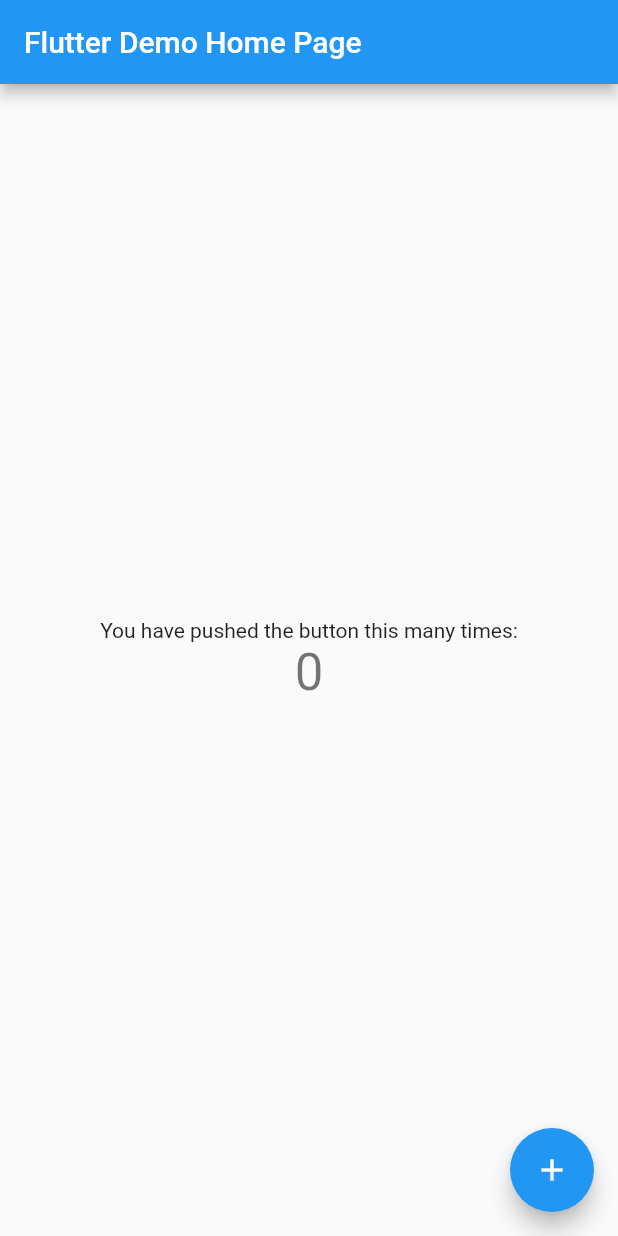
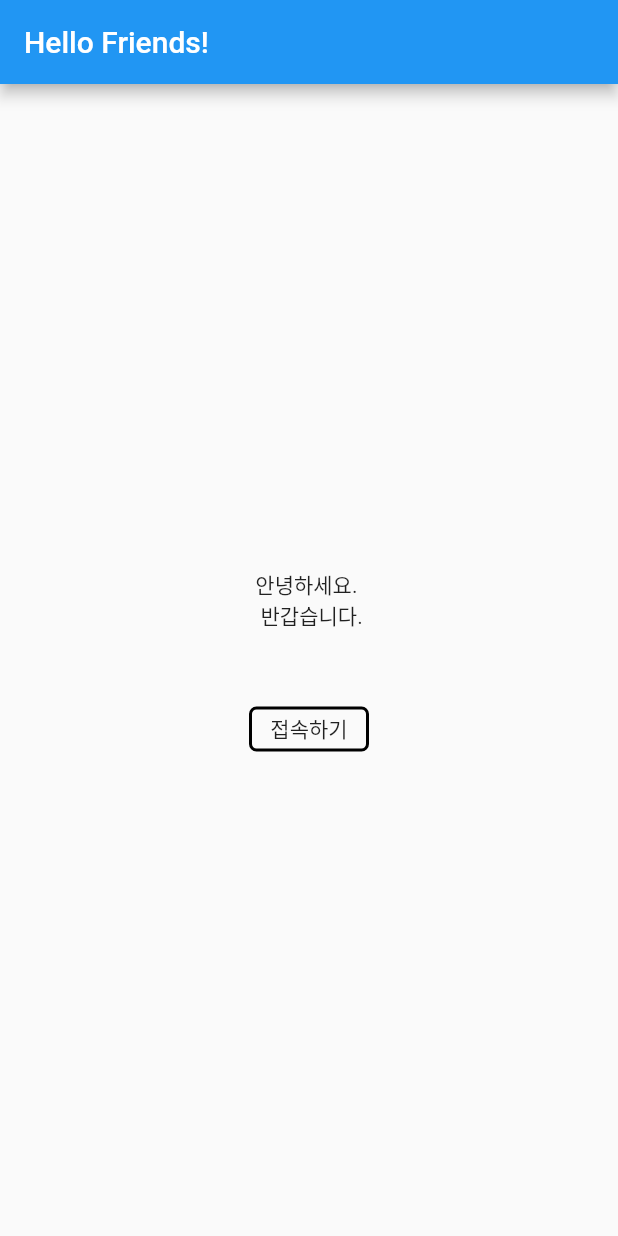
Before and after one commit to rudanton/balanceFriends, a Flutter app: the screen it shows after launch, on a phone screen of 412 x 824 dp. Run offline on Flutter 3.47's test engine with Material 2 defaults, Android fonts, the phone set to English and light mode, and no system bars.

Commit message:
for main Screen

```diff
--- a/lib/main.dart
+++ b/lib/main.dart
@@ -24,7 +24,7 @@ class MyApp extends StatelessWidget {
         // is not restarted.
         primarySwatch: Colors.blue,
       ),
-      home: const MyHomePage(title: 'Flutter Demo Home Page'),
+      home: const MyHomePage(title: 'Hello Friends!'),
     );
   }
 }
@@ -48,18 +48,6 @@ class MyHomePage extends StatefulWidget {
 }
 
 class _MyHomePageState extends State<MyHomePage> {
-  int _counter = 0;
-
-  void _incrementCounter() {
-    setState(() {
-      // This call to setState tells the Flutter framework that something has
-      // changed in this State, which causes it to rerun the build method below
-      // so that the display can reflect the updated values. If we changed
-      // _counter without calling setState(), then the build method would not be
-      // called again, and so nothing would appear to happen.
-      _counter++;
-    });
-  }
 
   @override
   Widget build(BuildContext context) {
@@ -95,21 +83,20 @@ class _MyHomePageState extends State<MyHomePage> {
           // horizontal).
           mainAxisAlignment: MainAxisAlignment.center,
           children: <Widget>[
-            const Text(
-              'You have pushed the button this many times:',
-            ),
-            Text(
-              '$_counter',
-              style: Theme.of(context).textTheme.headline4,
-            ),
+            Center(child: Text("안녕하세요.\n 반갑습니다."),),
+            SizedBox(height: 50,),
+            Container(
+              width: 80,
+              height: 30,
+              child:  Center(child: Text('접속하기')),
+              decoration: BoxDecoration(
+                borderRadius: BorderRadius.circular(5),
+                border: Border.all(color: Colors.black, width: 2)
+              ),
+            )
           ],
         ),
       ),
-      floatingActionButton: FloatingActionButton(
-        onPressed: _incrementCounter,
-        tooltip: 'Increment',
-        child: const Icon(Icons.add),
-      ), // This trailing comma makes auto-formatting nicer for build methods.
     );
   }
 }
```
